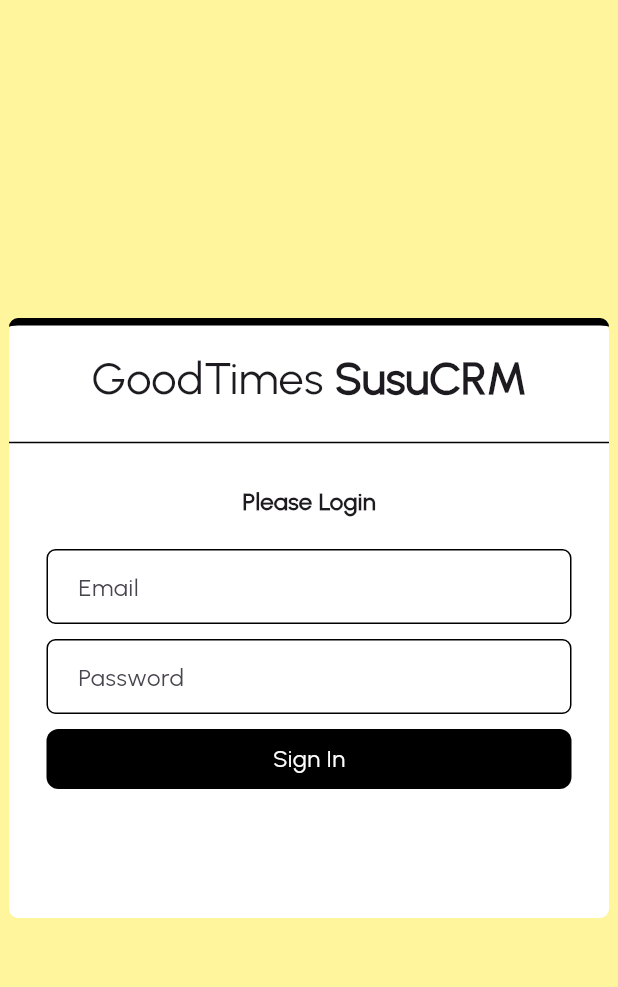
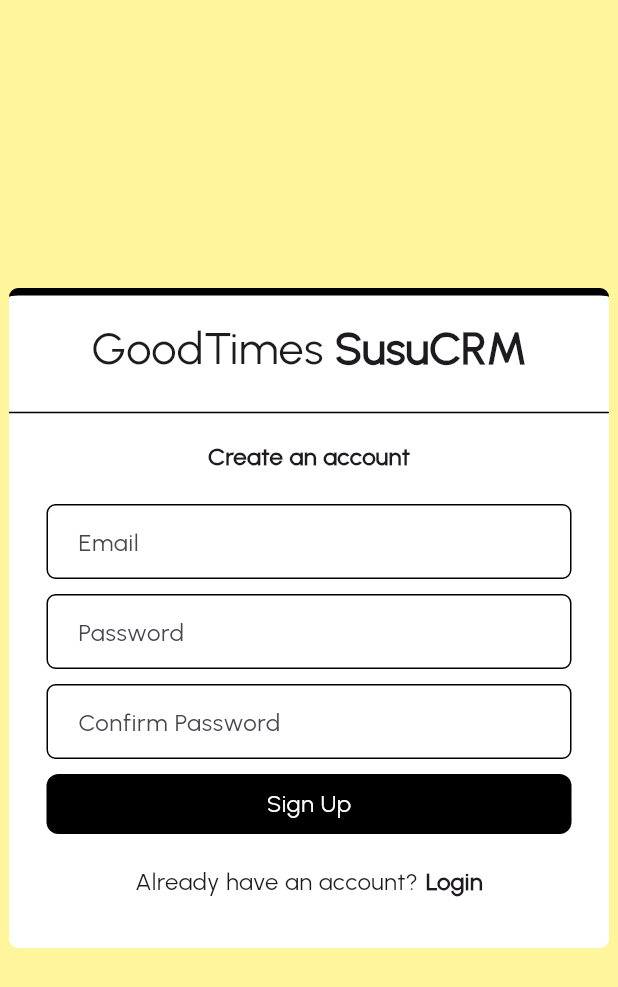
Before and after one commit to kofiwk/SusuCRM, a Flutter app: the RegisterPage screen opened directly with empty values, on a phone screen of 412 x 824 dp. Shown: the top 987 px of the screen. Run offline on Flutter 3.47's test engine with Material 3 defaults, Android fonts, the phone set to English and light mode, and no system bars.

Commit message:
Update register.dart

```diff
--- a/lib/screens/register.dart
+++ b/lib/screens/register.dart
@@ -19,7 +19,7 @@ class _RegisterPageState extends State<RegisterPage> {
         child: Center(
           child: Container(
             width: 400,
-            height: 400,
+            height: 440,
             decoration: BoxDecoration(
               borderRadius: BorderRadius.circular(6),
               color: Colors.white,
@@ -40,12 +40,15 @@ class _RegisterPageState extends State<RegisterPage> {
                             style: TextStyle(
                                 fontSize: 30, fontFamily: 'Urbanist')),
                         TextSpan(
-                            text: ' SusuCRM',
-                            style: TextStyle(
-                                fontSize: 30,
-                                fontFamily: 'Urbanist',
-                                fontWeight: FontWeight.bold))
-                      ]),
+                          text: ' SusuCRM',
+                          style: TextStyle(
+                              fontSize: 30,
+                              fontFamily: 'Urbanist',
+                              fontWeight: FontWeight.bold
+                            )
+                          )
+                        ]
+                      ),
                     ),
                   ),
                 ),
@@ -55,10 +58,10 @@ class _RegisterPageState extends State<RegisterPage> {
                   color: Colors.black,
                 ),
 
-                const SizedBox(height: 20),
+                const SizedBox(height: 10),
 
                 const Text(
-                  'Please Login',
+                  'Create an account',
                   style: TextStyle(
                     fontSize: 16,
                     fontFamily: 'Urbanist',
@@ -140,11 +143,77 @@ class _RegisterPageState extends State<RegisterPage> {
                   height: 10,
                 ),
 
+                // Confirm password
+                Padding(
+                  padding: const EdgeInsets.symmetric(horizontal: 25.0),
+                  child: Container(
+                    decoration: BoxDecoration(
+                        borderRadius: BorderRadius.circular(6),
+                        border: Border.all(
+                          color: Colors.black,
+                        )),
+                    child: const Padding(
+                      padding: EdgeInsets.only(left: 20),
+                      child: TextField(
+                        obscureText: true,
+                        style: TextStyle(
+                          fontSize: 16,
+                          fontFamily: 'Urbanist',
+                          fontWeight: FontWeight.w200,
+                        ),
+                        decoration: InputDecoration(
+                          border: InputBorder.none,
+                          hintText: 'Confirm Password',
+                          hintStyle: TextStyle(
+                            fontSize: 16,
+                            fontFamily: 'Urbanist',
+                            fontWeight: FontWeight.w100,
+                          ),
+                        ),
+                      ),
+                    ),
+                  ),
+                ),
+
+                const SizedBox(height: 10),
+
                 // Sign in button
                 MyButton(
-                  text: 'Sign In',
+                  text: 'Sign Up',
                   onTap: (){}
                 ),
+
+                const SizedBox(height: 20),
+
+                // Already have an account
+                Row(
+                  mainAxisAlignment: MainAxisAlignment.center,
+                  children: [
+                    const Text(
+                      'Already have an account?',
+                      style: TextStyle(
+                        fontSize: 16,
+                        fontFamily: 'Urbanist',
+                        fontWeight: FontWeight.w100
+                      ),
+                    ),
+                    const SizedBox( width: 5),
+                    MouseRegion(
+                      cursor: SystemMouseCursors.click,
+                      child: GestureDetector(
+                        onTap: widget.onTap,
+                        child: const Text(
+                          'Login',
+                          style: TextStyle(
+                            fontSize: 16,
+                            fontFamily: 'Urbanist',
+                            fontWeight: FontWeight.bold
+                          ),
+                        ),
+                      ),
+                    )
+                  ],
+                )
               ],
             ),
           ),
```
